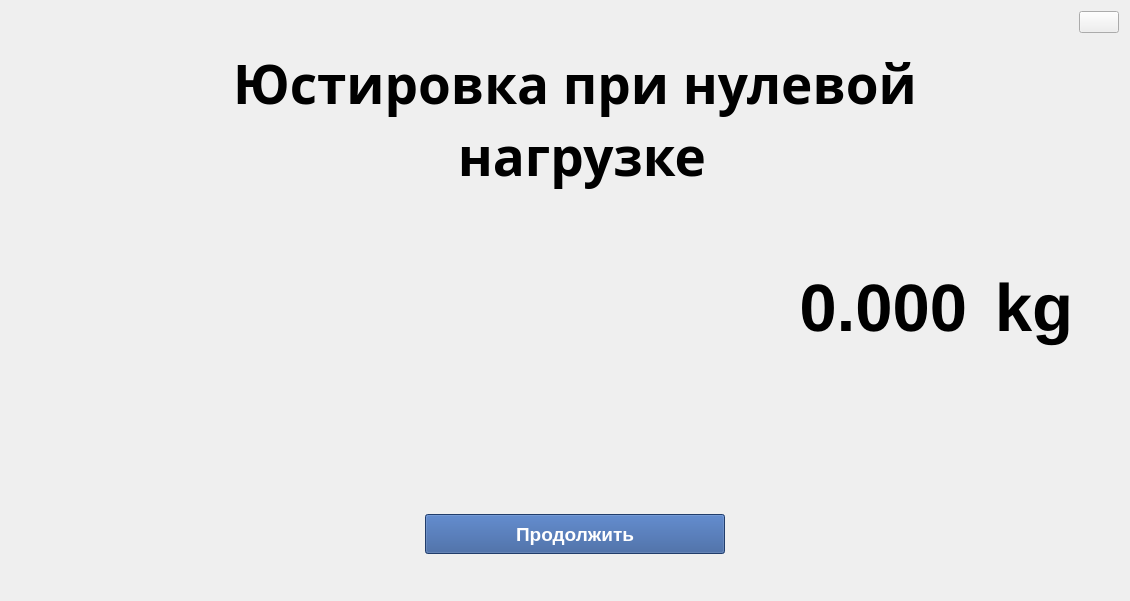
The window that alignwidget.ui (cyrillwork/MassaK) describes before a commit, drawn with Qt 5.
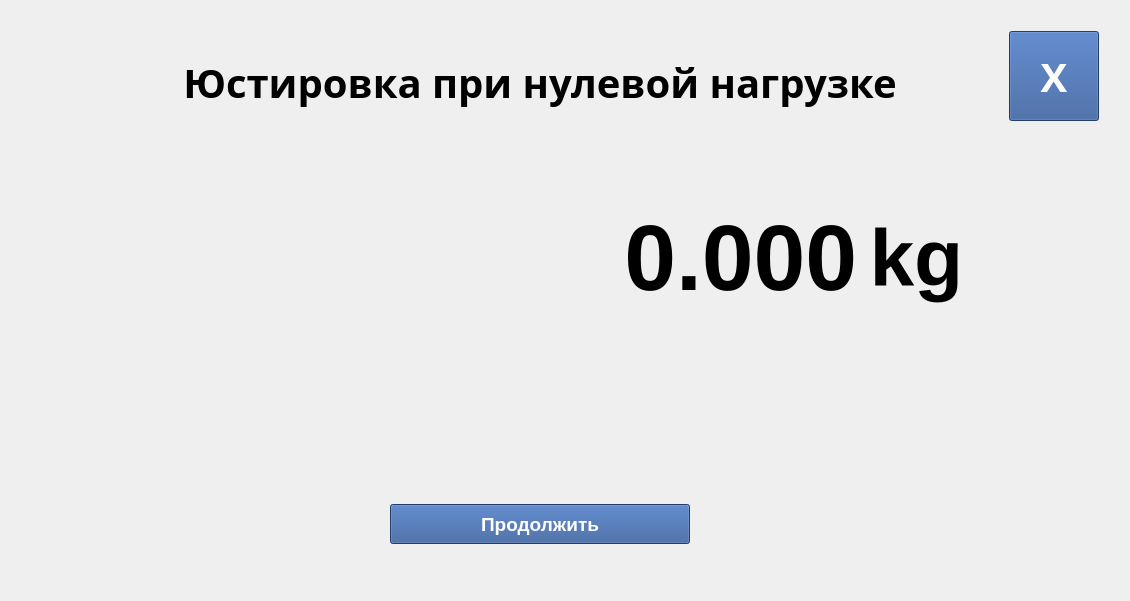
The same window after the commit.

```diff
--- a/alignwidget.ui
+++ b/alignwidget.ui
@@ -60,12 +60,11 @@
         <font>
          <family>Sans Serif</family>
          <pointsize>16</pointsize>
-         <weight>75</weight>
          <bold>true</bold>
         </font>
        </property>
        <property name="text">
-        <string>    </string>
+        <string/>
        </property>
        <property name="alignment">
         <set>Qt::AlignCenter</set>
@@ -84,12 +83,11 @@
         <font>
          <family>Sans Serif</family>
          <pointsize>16</pointsize>
-         <weight>75</weight>
          <bold>true</bold>
         </font>
        </property>
        <property name="text">
-        <string>    </string>
+        <string/>
        </property>
        <property name="alignment">
         <set>Qt::AlignCenter</set>
@@ -131,8 +129,7 @@
        <property name="font">
         <font>
          <family>Sans Serif</family>
-         <pointsize>40</pointsize>
-         <weight>75</weight>
+         <pointsize>30</pointsize>
          <bold>true</bold>
         </font>
        </property>
@@ -140,8 +137,7 @@
         <enum>Qt::LeftToRight</enum>
        </property>
        <property name="text">
-        <string>Юстировка при нулевой 
- нагрузке</string>
+        <string>Юстировка при нулевой нагрузке</string>
        </property>
        <property name="alignment">
         <set>Qt::AlignCenter</set>
@@ -205,8 +201,7 @@
          </property>
          <property name="font">
           <font>
-           <pointsize>50</pointsize>
-           <weight>75</weight>
+           <pointsize>70</pointsize>
            <bold>true</bold>
           </font>
          </property>
@@ -237,8 +232,7 @@
          </property>
          <property name="font">
           <font>
-           <pointsize>50</pointsize>
-           <weight>75</weight>
+           <pointsize>60</pointsize>
            <bold>true</bold>
           </font>
          </property>
@@ -253,6 +247,22 @@
          </property>
         </widget>
        </item>
+       <item>
+        <spacer name="horizontalSpacer_5">
+         <property name="orientation">
+          <enum>Qt::Horizontal</enum>
+         </property>
+         <property name="sizeType">
+          <enum>QSizePolicy::Fixed</enum>
+         </property>
+         <property name="sizeHint" stdset="0">
+          <size>
+           <width>40</width>
+           <height>20</height>
+          </size>
+         </property>
+        </spacer>
+       </item>
       </layout>
      </item>
      <item>
@@ -294,7 +304,6 @@
          <property name="font">
           <font>
            <pointsize>14</pointsize>
-           <weight>75</weight>
            <bold>true</bold>
           </font>
          </property>
@@ -308,7 +317,6 @@
          <property name="font">
           <font>
            <pointsize>14</pointsize>
-           <weight>75</weight>
            <bold>true</bold>
           </font>
          </property>
@@ -367,7 +375,6 @@
          <property name="font">
           <font>
            <pointsize>14</pointsize>
-           <weight>75</weight>
            <bold>true</bold>
           </font>
          </property>
@@ -411,13 +418,51 @@
    </item>
    <item>
     <layout class="QVBoxLayout" name="verticalLayout_3">
+     <item>
+      <spacer name="verticalSpacer_12">
+       <property name="orientation">
+        <enum>Qt::Vertical</enum>
+       </property>
+       <property name="sizeType">
+        <enum>QSizePolicy::Fixed</enum>
+       </property>
+       <property name="sizeHint" stdset="0">
+        <size>
+         <width>20</width>
+         <height>20</height>
+        </size>
+       </property>
+      </spacer>
+     </item>
      <item>
       <widget class="QPushButton" name="closeButton">
+       <property name="minimumSize">
+        <size>
+         <width>90</width>
+         <height>90</height>
+        </size>
+       </property>
+       <property name="maximumSize">
+        <size>
+         <width>90</width>
+         <height>90</height>
+        </size>
+       </property>
+       <property name="font">
+        <font>
+         <family>Sans Serif</family>
+         <pointsize>30</pointsize>
+         <bold>true</bold>
+        </font>
+       </property>
        <property name="layoutDirection">
         <enum>Qt::RightToLeft</enum>
        </property>
+       <property name="styleSheet">
+        <string notr="true">background-color: #2E5596; color: white</string>
+       </property>
        <property name="text">
-        <string/>
+        <string>X</string>
        </property>
       </widget>
      </item>
@@ -449,6 +494,22 @@
      </item>
     </layout>
    </item>
+   <item>
+    <spacer name="horizontalSpacer_4">
+     <property name="orientation">
+      <enum>Qt::Horizontal</enum>
+     </property>
+     <property name="sizeType">
+      <enum>QSizePolicy::Fixed</enum>
+     </property>
+     <property name="sizeHint" stdset="0">
+      <size>
+       <width>20</width>
+       <height>20</height>
+      </size>
+     </property>
+    </spacer>
+   </item>
   </layout>
  </widget>
  <resources/>
```
